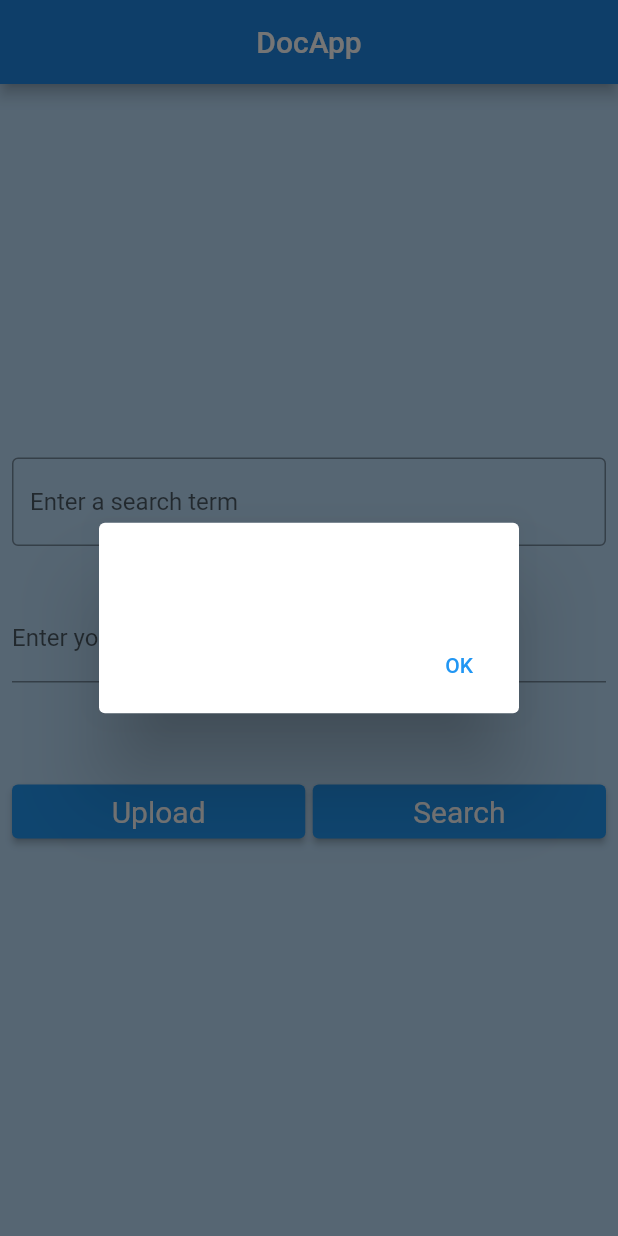
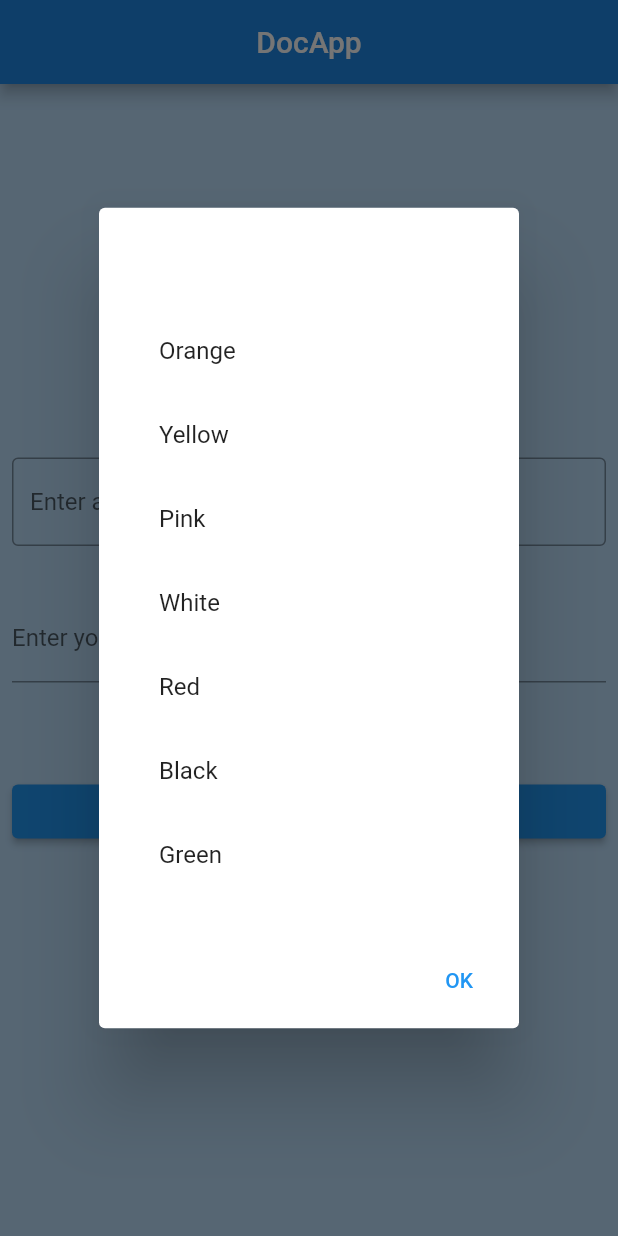
Before and after one commit to subhadeep-123/doc_upload, a Flutter app: the screen it shows after launch, after a tap on "Search", on a phone screen of 412 x 824 dp. Run offline on Flutter 3.47's test engine with Material 2 defaults, Android fonts, the phone set to English and light mode, and no system bars; our stand-ins replace file_picker.

Commit message:
List View Added

```diff
--- a/lib/main.dart
+++ b/lib/main.dart
@@ -49,6 +49,16 @@ class _HomePageState extends State<HomePage> {
   }
 
   List<PlatformFile>? _files;
+
+  List<String> colorList = [
+    'Orange',
+    'Yellow',
+    'Pink',
+    'White',
+    'Red',
+    'Black',
+    'Green'
+  ];
 
   void _openFileExplorer() async {
     _files = (await FilePicker.platform.pickFiles(
@@ -107,6 +117,12 @@ class _HomePageState extends State<HomePage> {
     ScaffoldMessenger.of(context).showSnackBar(snackBar);
   }
 
+  // void _showList() {
+  //   Future<String> _askFavColor() async {
+  //     return
+  //   }
+  // }
+
   @override
   Widget build(BuildContext context) {
     return SafeArea(
@@ -156,13 +172,28 @@ class _HomePageState extends State<HomePage> {
                         context: context,
                         builder: (context) {
                           return AlertDialog(
-                            content: Text(myController.text),
+                            title: Text(myController.text),
                             actions: [
                               TextButton(
                                 onPressed: () => Navigator.pop(context, 'OK'),
                                 child: const Text('OK'),
                               ),
                             ],
+                            content: Container(
+                              width: double.minPositive,
+                              child: ListView.builder(
+                                shrinkWrap: true,
+                                itemCount: colorList.length,
+                                itemBuilder: (BuildContext context, int index) {
+                                  return ListTile(
+                                    title: Text(colorList[index]),
+                                    onTap: () {
+                                      Navigator.pop(context, colorList[index]);
+                                    },
+                                  );
+                                },
+                              ),
+                            ),
                           );
                         },
                       );
```
